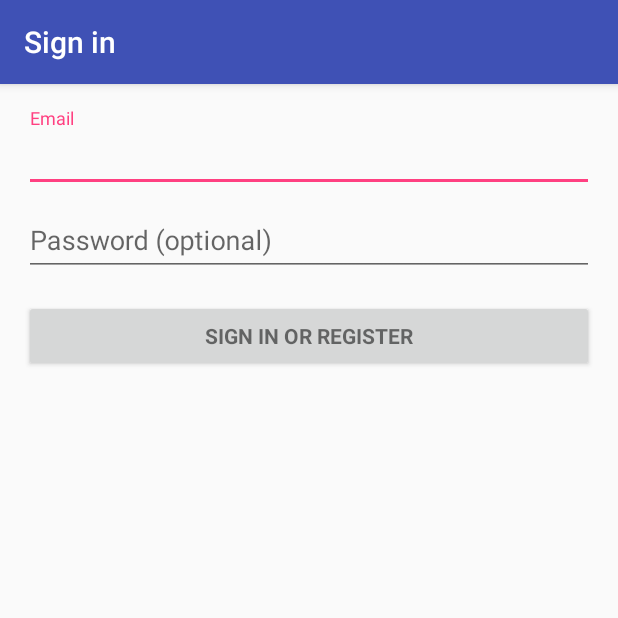
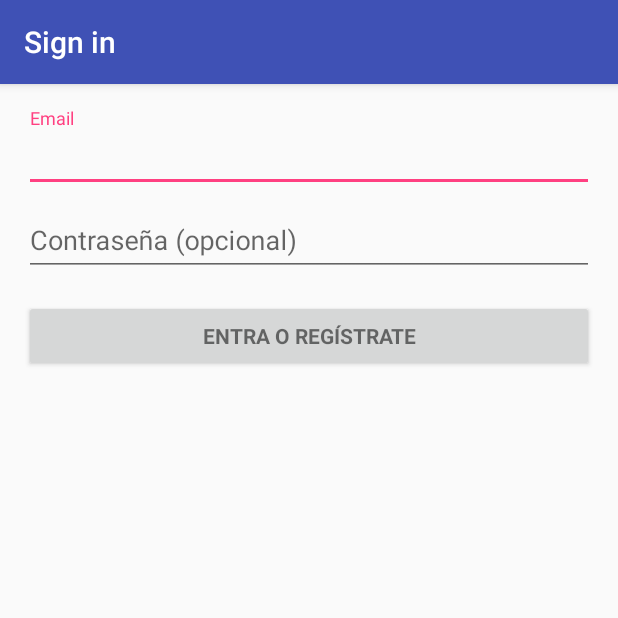
Before and after one commit to acardoco/depi, an Android app: the LoginActivity screen opened directly, with no data from a screen before it, on a phone screen of 412 x 824 dp, the top half of it. Run offline under Robolectric (Android 15) with nearby library versions, the light colour scheme and no system bars; 2 statements that could not run were skipped.

Commit message:
Cambios en Strings - idioma

```diff
--- a/app/src/main/res/values/strings.xml
+++ b/app/src/main/res/values/strings.xml
@@ -4,8 +4,8 @@
 
     <!-- Strings related to login -->
     <string name="prompt_email">Email</string>
-    <string name="prompt_password">Password (optional)</string>
-    <string name="action_sign_in">Sign in or register</string>
+    <string name="prompt_password">Contraseña (opcional)</string>
+    <string name="action_sign_in">Entra o Regístrate</string>
     <string name="action_sign_in_short">Sign in</string>
     <string name="error_invalid_email">This email address is invalid</string>
     <string name="error_invalid_password">This password is too short</string>
```
